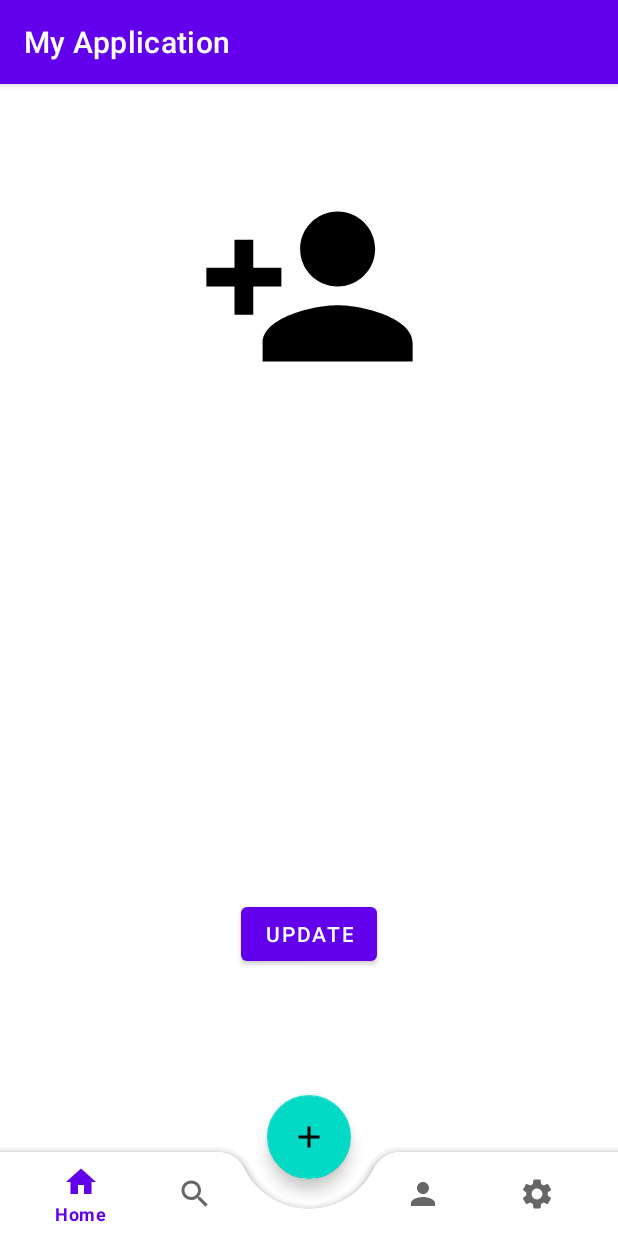
After one commit to yolokbrother/MobileARApplication, an Android app: the ViewPersonalActivity screen opened directly, with no data from a screen before it, on a phone screen of 412 x 824 dp. The commit adds this screen. Run offline under Robolectric (Android 15) with nearby library versions, the phone set to English and light mode, and no system bars; our stand-ins replace Firebase (no records; nobody signed in at launch, a user with empty details on screens opened directly); 3 statements that could not run were skipped.

Commit message:
profile view

```diff
--- a/app/src/main/java/com/example/myapplication/MainActivity.kt
+++ b/app/src/main/java/com/example/myapplication/MainActivity.kt
@@ -3,9 +3,6 @@ package com.example.myapplication
 import android.content.Intent
 import androidx.appcompat.app.AppCompatActivity
 import android.os.Bundle
-import android.util.Log
-import android.view.MenuItem
-import android.view.MenuItem.OnMenuItemClickListener
 import androidx.core.view.get
 import kotlinx.android.synthetic.main.activity_main.*
 import com.example.myapplication.databinding.ActivityMainBinding
@@ -24,7 +21,8 @@ class MainActivity : AppCompatActivity() {
         bottomNavigationView.setOnItemSelectedListener  {
                 when(it.itemId){
                     R.id.miHome -> startActivity( Intent(this, MainActivity::class.java))
-                    R.id.miProfile -> startActivity( Intent(this, AddPersonalActivity::class.java))
+                    R.id.miProfile -> startActivity( Intent(this, ViewPersonalActivity::class.java))
+                    R.id.fab -> startActivity( Intent(this, MainActivity::class.java))
                     R.id.miSearch -> startActivity( Intent(this, MainActivity::class.java))
                     R.id.miSettings -> startActivity( Intent(this, MainActivity::class.java))
                 }
--- a/app/src/main/java/com/example/myapplication/SignUpActivity.kt
+++ b/app/src/main/java/com/example/myapplication/SignUpActivity.kt
@@ -5,7 +5,6 @@ import android.os.Bundle
 import android.util.Log
 import android.widget.Toast
 import androidx.appcompat.app.AppCompatActivity
-import com.example.myapplication.SignInActivity
 import com.example.myapplication.databinding.ActivitySignUpBinding
 import com.google.firebase.auth.FirebaseAuth
 
--- /dev/null
+++ b/app/src/main/java/com/example/myapplication/ViewPersonalActivity.kt
@@ -0,0 +1,110 @@
+package com.example.myapplication
+
+import android.app.Dialog
+import android.content.Intent
+import android.graphics.BitmapFactory
+import androidx.appcompat.app.AppCompatActivity
+import android.os.Bundle
+import android.view.Window
+import android.widget.Toast
+import androidx.core.view.get
+import com.example.myapplication.databinding.ActivityViewPersonalBinding
+import com.google.firebase.auth.FirebaseAuth
+import com.google.firebase.database.*
+import com.google.firebase.storage.FirebaseStorage
+import com.google.firebase.storage.StorageReference
+import kotlinx.android.synthetic.main.activity_main.*
+import java.io.File
+
+class ViewPersonalActivity : AppCompatActivity() {
+
+    private lateinit var binding: ActivityViewPersonalBinding
+    private lateinit var firebaseAuth : FirebaseAuth
+    private lateinit var databaseReference: DatabaseReference
+    private lateinit var storageReference: StorageReference
+    private lateinit var user: PersonalData
+    private lateinit var dialog : Dialog
+    private lateinit var uid : String
+
+    override fun onCreate(savedInstanceState: Bundle?) {
+        //bottom navigation
+        super.onCreate(savedInstanceState)
+        binding = ActivityViewPersonalBinding.inflate(layoutInflater)
+        setContentView(binding.root)
+        bottomNavigationView.background = null
+        bottomNavigationView.menu[2].isEnabled = false
+        bottomNavigationView.setOnItemSelectedListener  {
+            when(it.itemId){
+                R.id.miHome -> startActivity( Intent(this, MainActivity::class.java))
+                R.id.miProfile -> startActivity( Intent(this, ViewPersonalActivity::class.java))
+                R.id.fab -> startActivity( Intent(this, MainActivity::class.java))
+                R.id.miSearch -> startActivity( Intent(this, MainActivity::class.java))
+                R.id.miSettings -> startActivity( Intent(this, MainActivity::class.java))
+            }
+            true
+        }
+
+
+        firebaseAuth = FirebaseAuth.getInstance()
+        uid = firebaseAuth.currentUser?.uid.toString()
+
+        databaseReference = FirebaseDatabase.getInstance().getReference("Users")
+        if(uid.isNotEmpty()){
+
+            getUserData()
+
+        }
+        binding.updateBtn.setOnClickListener{
+            startActivity( Intent(this, AddPersonalActivity::class.java))
+        }
+    }
+
+    private fun getUserData() {
+        showProgressBar()
+        databaseReference.child(uid).addValueEventListener(object :ValueEventListener{
+            override fun onDataChange(snapshot: DataSnapshot) {
+                user = snapshot.getValue(PersonalData::class.java)!!
+                binding.tvFullName.setText(user.firstName + " " + user.lastName)
+                binding.tvBio.setText(user.bio)
+                getUserProfile()
+            }
+
+            override fun onCancelled(error: DatabaseError) {
+                hideProgressBar()
+                Toast.makeText(this@ViewPersonalActivity,"Failed to get User Profile data",Toast.LENGTH_SHORT).show()
+            }
+
+        })
+    }
+
+    private fun getUserProfile() {
+
+        storageReference = FirebaseStorage.getInstance().reference.child("Users/$uid")
+        val localFile = File.createTempFile("tempImage","jpg")
+        storageReference.getFile(localFile).addOnSuccessListener {
+
+            val bitmap = BitmapFactory.decodeFile(localFile.absolutePath)
+            binding.profileImage.setImageBitmap(bitmap)
+            hideProgressBar()
+
+        }.addOnFailureListener{
+            hideProgressBar()
+            Toast.makeText(this@ViewPersonalActivity,"Failed to retrieve image",Toast.LENGTH_SHORT).show()
+        }
+    }
+
+    private fun showProgressBar(){
+        dialog = Dialog(this@ViewPersonalActivity)
+        dialog.requestWindowFeature(Window.FEATURE_NO_TITLE)
+        dialog.setContentView(R.layout.dialog_wait)
+        dialog.setCanceledOnTouchOutside(false)
+        dialog.show()
+    }
+
+    private fun hideProgressBar(){
+
+        dialog.dismiss()
+
+    }
+
+}
--- /dev/null
+++ b/app/src/main/res/drawable/ic_person_add.xml
@@ -0,0 +1,5 @@
+<vector android:height="24dp" android:tint="#000000"
+    android:viewportHeight="24" android:viewportWidth="24"
+    android:width="24dp" xmlns:android="http://schemas.android.com/apk/res/android">
+    <path android:fillColor="@android:color/white" android:pathData="M15,12c2.21,0 4,-1.79 4,-4s-1.79,-4 -4,-4 -4,1.79 -4,4 1.79,4 4,4zM6,10L6,7L4,7v3L1,10v2h3v3h2v-3h3v-2L6,10zM15,14c-2.67,0 -8,1.34 -8,4v2h16v-2c0,-2.66 -5.33,-4 -8,-4z"/>
+</vector>
--- /dev/null
+++ b/app/src/main/res/layout/activity_view_personal.xml
@@ -0,0 +1,90 @@
+<?xml version="1.0" encoding="utf-8"?>
+<androidx.constraintlayout.widget.ConstraintLayout xmlns:android="http://schemas.android.com/apk/res/android"
+    xmlns:app="http://schemas.android.com/apk/res-auto"
+    xmlns:tools="http://schemas.android.com/tools"
+    android:layout_width="match_parent"
+    android:layout_height="match_parent"
+    tools:context=".ViewPersonalActivity">
+
+    <com.google.android.material.imageview.ShapeableImageView
+        android:id="@+id/profile_image"
+        android:layout_width="150dp"
+        android:layout_height="150dp"
+        android:layout_marginTop="60dp"
+        android:src="@drawable/ic_person_add"
+        app:layout_constraintEnd_toEndOf="parent"
+        app:layout_constraintHorizontal_bias="0.5"
+        app:layout_constraintStart_toStartOf="parent"
+        app:layout_constraintTop_toTopOf="parent"
+        />
+
+    <TextView
+        android:layout_width="wrap_content"
+        android:layout_height="wrap_content"
+        android:id="@+id/tvFullName"
+        android:layout_marginTop="26dp"
+        android:fontFamily="cursive"
+        android:text=""
+        android:textColor="@color/black"
+        android:textSize="36dp"
+        app:layout_constraintEnd_toEndOf="parent"
+        app:layout_constraintHorizontal_bias="0.5"
+        app:layout_constraintStart_toStartOf="parent"
+        app:layout_constraintTop_toBottomOf="@+id/profile_image" />
+
+    <TextView
+        android:layout_width="wrap_content"
+        android:layout_height="wrap_content"
+        android:id="@+id/tvBio"
+        app:layout_constraintStart_toStartOf="parent"
+        app:layout_constraintTop_toBottomOf="@+id/tvFullName"
+        android:textColor="@color/black"
+        android:textSize="26dp"
+        android:layout_marginTop="50dp"
+        android:layout_marginStart="26dp"/>
+
+    <Button
+        android:id="@+id/updateBtn"
+        android:layout_width="wrap_content"
+        android:layout_height="wrap_content"
+        android:text="Update"
+        app:layout_constraintBottom_toBottomOf="parent"
+        app:layout_constraintEnd_toEndOf="parent"
+        app:layout_constraintStart_toStartOf="parent"
+        app:layout_constraintTop_toBottomOf="@+id/tvBio" />
+    <androidx.coordinatorlayout.widget.CoordinatorLayout
+        android:layout_width="match_parent"
+        android:layout_height="match_parent"
+        tools:context=".ViewPersonalActivity"
+        tools:layout_editor_absoluteX="-16dp"
+        tools:layout_editor_absoluteY="60dp">
+
+
+        <com.google.android.material.bottomappbar.BottomAppBar
+            android:id="@+id/bottomAppBar"
+            android:layout_width="match_parent"
+            android:layout_height="wrap_content"
+            android:layout_gravity="bottom"
+            app:fabCradleMargin="20dp"
+            app:fabCradleRoundedCornerRadius="20dp"
+            app:fabCradleVerticalOffset="10dp">
+
+            <com.google.android.material.bottomnavigation.BottomNavigationView
+                android:id="@+id/bottomNavigationView"
+                android:layout_width="match_parent"
+                android:layout_height="match_parent"
+                android:layout_marginEnd="16dp"
+                android:background="@android:color/transparent"
+                app:menu="@menu/bottom_nav_menu" />
+
+        </com.google.android.material.bottomappbar.BottomAppBar>
+
+        <com.google.android.material.floatingactionbutton.FloatingActionButton
+            android:id="@+id/fab"
+            android:layout_width="wrap_content"
+            android:layout_height="wrap_content"
+            android:src="@drawable/ic_add"
+            app:layout_anchor="@id/bottomAppBar" />
+
+    </androidx.coordinatorlayout.widget.CoordinatorLayout>
+</androidx.constraintlayout.widget.ConstraintLayout>
```
Also changed, not shown: app/src/main/AndroidManifest.xml (+8 -3 lines), app/src/main/java/com/example/myapplication/AddPersonalActivity.kt (+8 -6 lines), app/src/main/res/layout/activity_add_personal.xml (+18 -5 lines), app/src/main/res/drawable-v24/banana.jpg (added).
